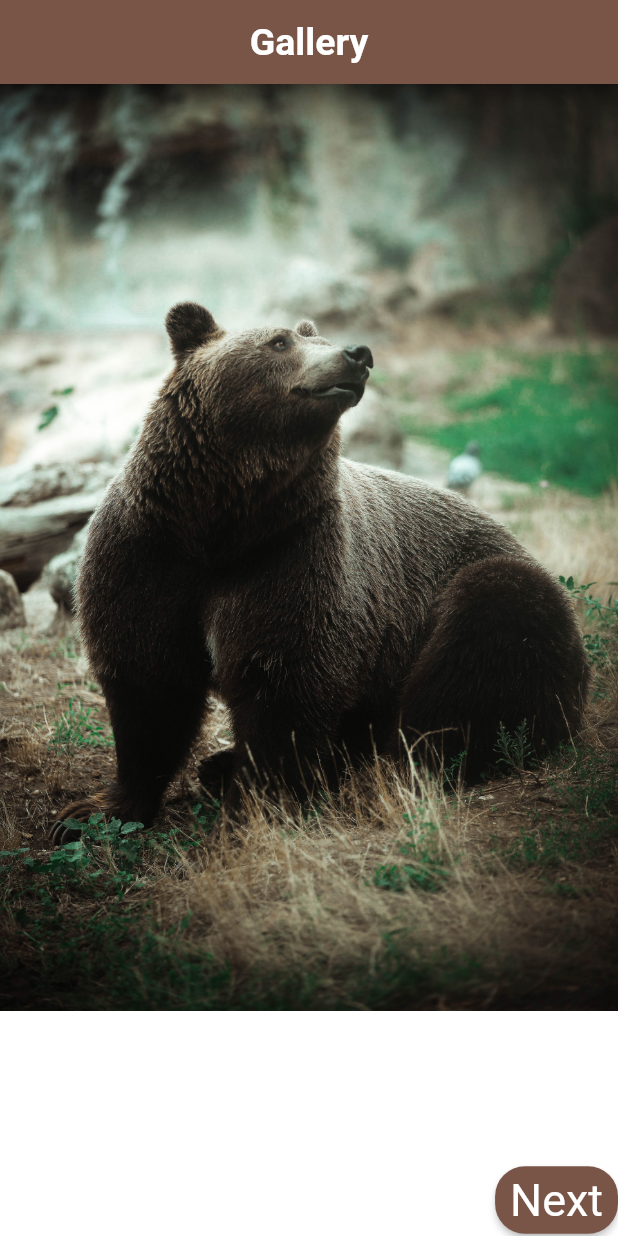
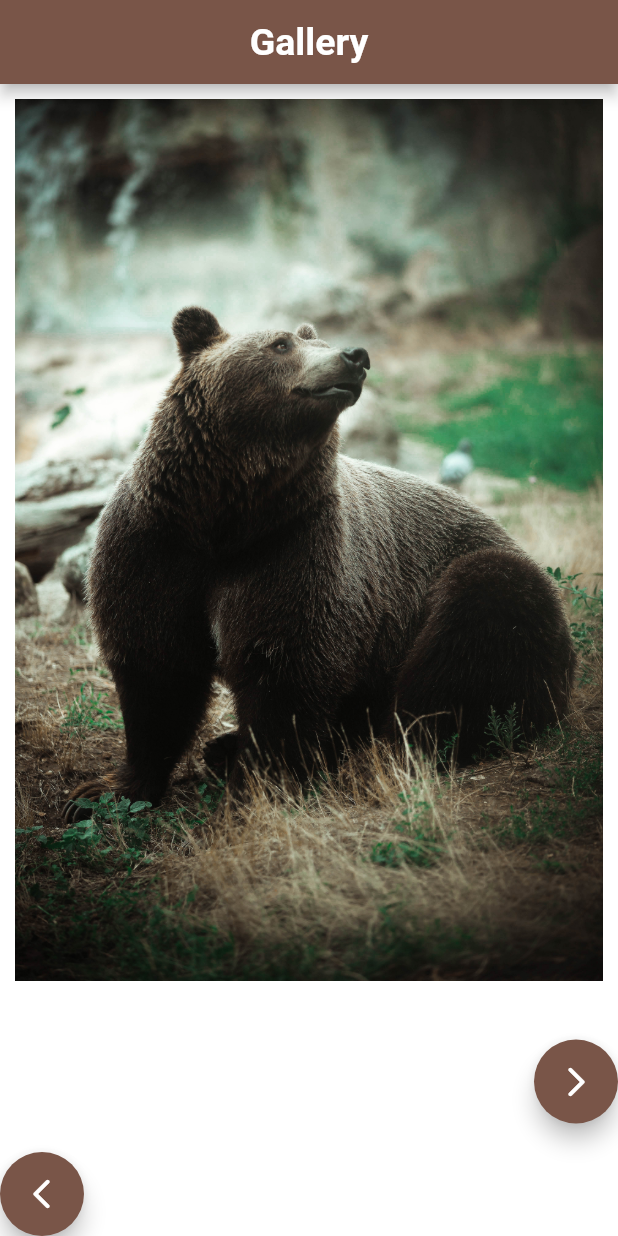
Before and after one commit to iamTruthy/Animal-Gallery, a Flutter app: the screen it shows after launch, on a phone screen of 412 x 824 dp. Run offline on Flutter 3.47's test engine with Material 2 defaults, Android fonts, the phone set to English and light mode, and no system bars; our stand-ins replace audioplayers; Roboto replaces fonts that are missing (NewTegomin).

Commit message:
updated images

```diff
--- a/lib/main.dart
+++ b/lib/main.dart
@@ -51,40 +51,43 @@ class _PictureState extends State<Picture> {
     return SafeArea(
       child: Column(
         children: <Widget>[
-            Image(
-              width: 450,
-              image:AssetImage ('images/animal$picFrame.jpg'),
+          Padding(
+            padding: const EdgeInsets.fromLTRB(10,10,10,20),
+            child: Image(
+              width: 400,
+              image: AssetImage('images/animal$picFrame.jpg'),
             ),
+          ),
+
+          Expanded(
+            child: Align(
+              alignment: Alignment.bottomRight,
+              child: FloatingActionButton(
+                child: Icon(Icons.arrow_forward_ios_rounded),
+                onPressed: () {
+                  cheese();
+                  final player = AudioCache();
+                  player.play('flip.wav');
+                },
+                  backgroundColor: Colors.brown,
+                  ),
+                ),
+              ),
 
 
 
           Expanded(
             child: Align(
-              alignment: Alignment.bottomRight,
-              child: ElevatedButton(
-                child: Text('Next'),
-                onPressed: () {
-                  cheese();
-                  final player = AudioCache();
-                  player.play('flip.wav');
-                  print('elevated');
-                },
-                style: ElevatedButton.styleFrom(
-                  shape: RoundedRectangleBorder(
-                    borderRadius: BorderRadius.circular(20),
-                  ),
-                  primary: Colors.brown,
-                  padding: EdgeInsets.symmetric(
-                    horizontal: 10,
-                    vertical: 5,
-                  ),
-                  textStyle: TextStyle(
-                    fontSize: 30,
-                  ),
+              alignment: Alignment.bottomLeft,
+                child: FloatingActionButton(
+                  onPressed: () {
+
+                  },
+                  child: Icon(Icons.arrow_back_ios_rounded),
+                  backgroundColor: Colors.brown,
                 ),
               ),
             ),
-          )
         ],
       ),
     );
```
Also changed, not shown: images/animal13.jpg, images/animal14.jpg, images/animal19.jpg, images/animal20.jpg, 12 other files.
